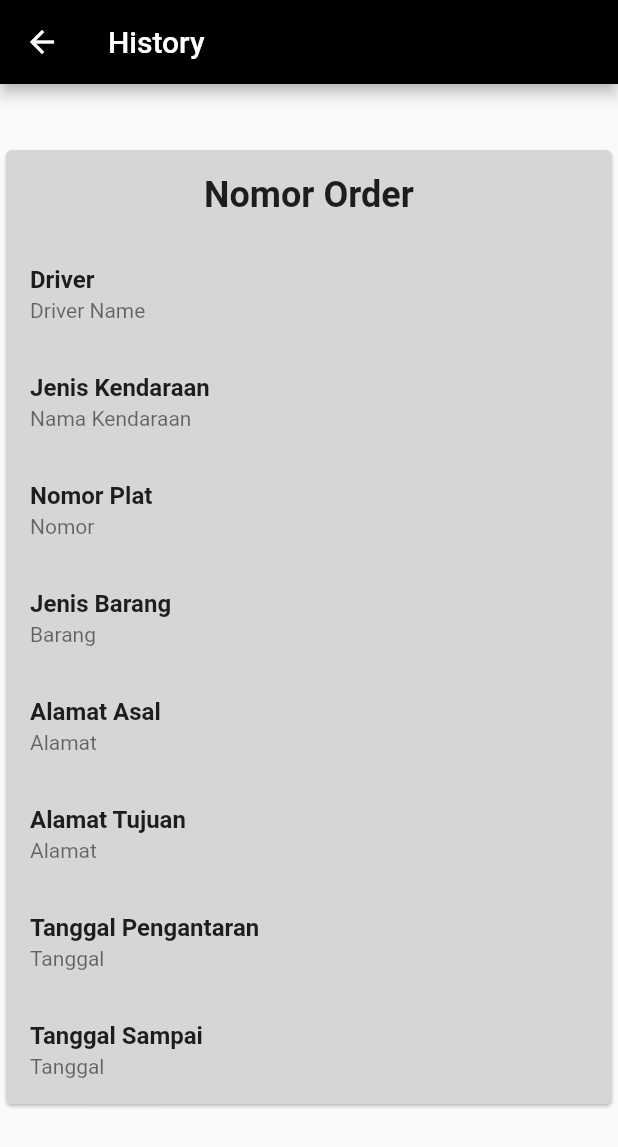
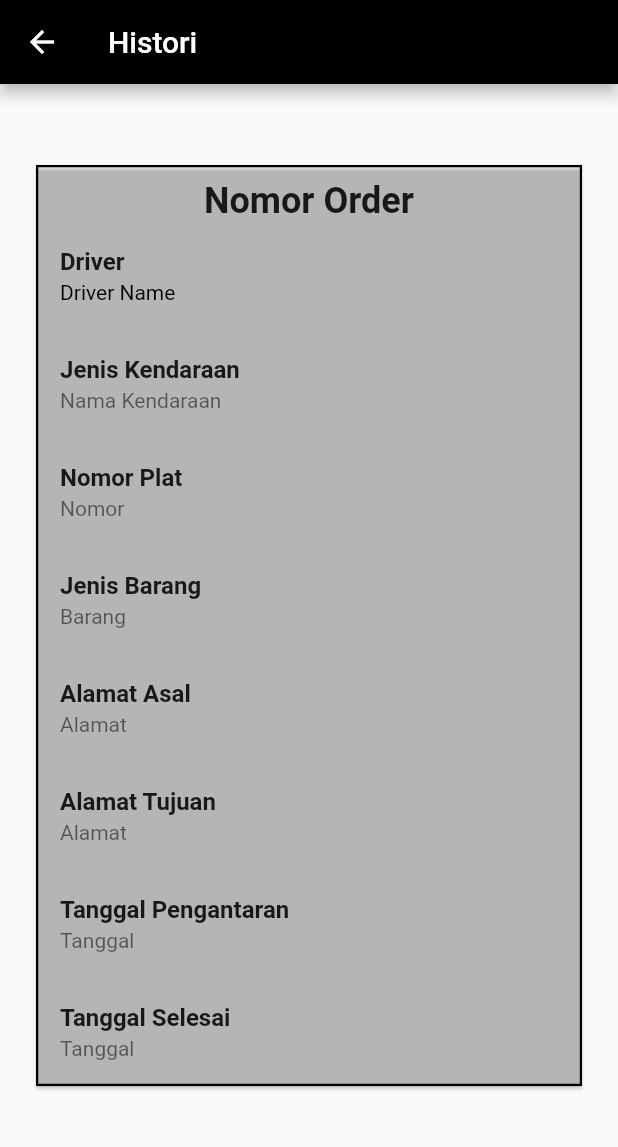
Before and after one commit to wlp26/Project_Ekspedisi, a Flutter app: the DetailHistoryScreen screen opened directly, on a phone screen of 412 x 824 dp. Shown: the top 1147 px of the screen. Run offline on Flutter 3.47's test engine with Material 2 defaults, Android fonts, the light colour scheme and no system bars.

Commit message:
update detail pengantaran dan detail history

```diff
--- a/lib/screens/detailHistory.dart
+++ b/lib/screens/detailHistory.dart
@@ -16,19 +16,25 @@ class _DetailHistoryScreenState extends State<DetailHistoryScreen> {
               Navigator.pop(context);
             },
           ),
-          title: Text("History"),
+          title: Text('Histori'),
           backgroundColor: Colors.black,
         ),
-        body: Container(
-          padding: EdgeInsets.only(top: 40.0),
+        body: SingleChildScrollView(
+          padding: EdgeInsets.only(left: 20.0, right: 20.0, top: 50.0),
           child: Column(
             children: [
               Card(
-                color: Colors.grey[350],
+                color: const Color.fromARGB(1, 206, 206, 206),
+                shape: RoundedRectangleBorder(
+                  side: BorderSide(
+                    color: Colors.black,
+                    width: 1.5,
+                  ),
+                ),
                 child: Column(
                   children: [
-                    Padding(
-                      padding: const EdgeInsets.all(16.0),
+                    Container(
+                      padding: const EdgeInsets.only(top: 10.0),
                       child: Center(
                         child: Text(
                           'Nomor Order',
@@ -46,7 +52,10 @@ class _DetailHistoryScreenState extends State<DetailHistoryScreen> {
                           fontWeight: FontWeight.bold,
                         ),
                       ),
-                      subtitle: Text('Driver Name'),
+                      subtitle: Text(
+                        'Driver Name',
+                        style: TextStyle(color: Colors.black),
+                      ),
                     ),
                     ListTile(
                       title: Text(
@@ -104,7 +113,7 @@ class _DetailHistoryScreenState extends State<DetailHistoryScreen> {
                     ),
                     ListTile(
                       title: Text(
-                        'Tanggal Sampai',
+                        'Tanggal Selesai',
                         style: TextStyle(
                           fontWeight: FontWeight.bold,
                         ),
--- a/lib/screens/detailPengantaran.dart
+++ b/lib/screens/detailPengantaran.dart
@@ -26,9 +26,8 @@ class _DetailPengantaranScreenState extends State<DetailPengantaranScreen> {
             children: [
               Card(
                 color: const Color.fromARGB(1, 206, 206, 206),
-                child: Container(
-                  decoration: BoxDecoration(
-                    border: Border.all(
+                shape: RoundedRectangleBorder(
+                  side: BorderSide(
                     color: Colors.black,
                     width: 1.5,
                   ),
@@ -116,7 +115,6 @@ class _DetailPengantaranScreenState extends State<DetailPengantaranScreen> {
                   ],
                 ),
               ),
-              ),
               SizedBox(height: 16.0),
               ElevatedButton(
                 onPressed: () {
```
Lines whose indentation alone changed are shown as unchanged.
